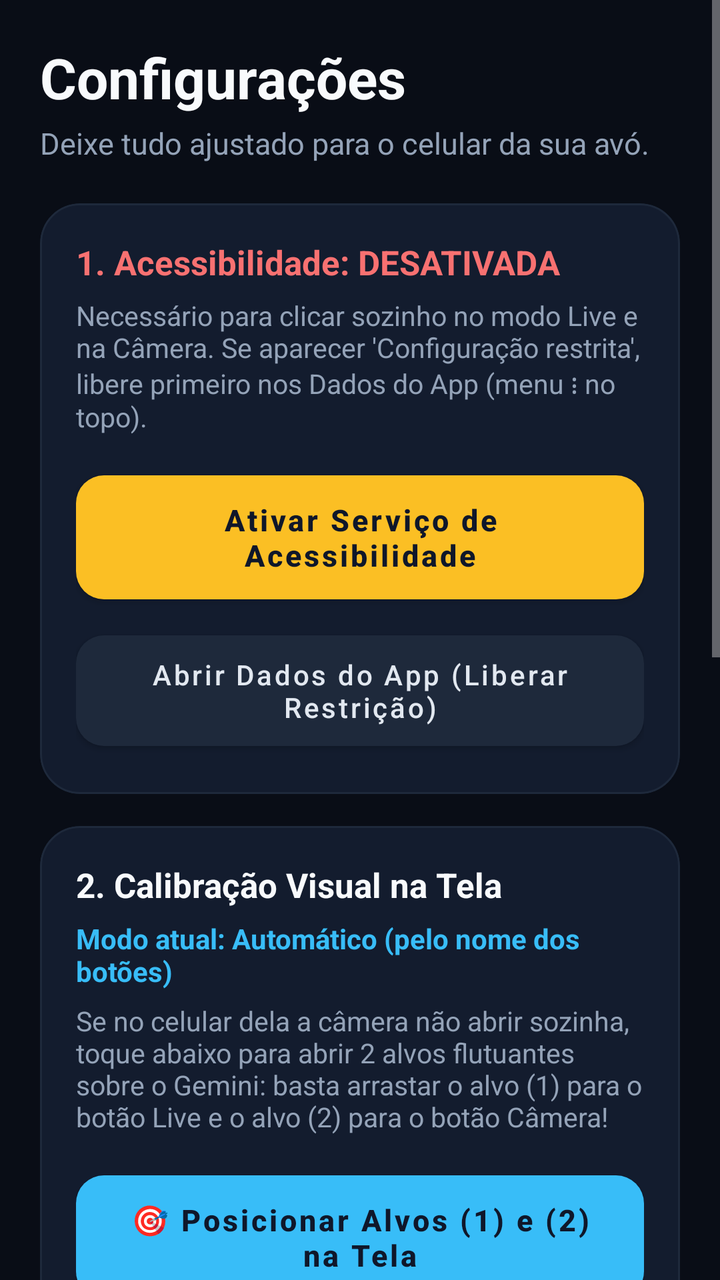
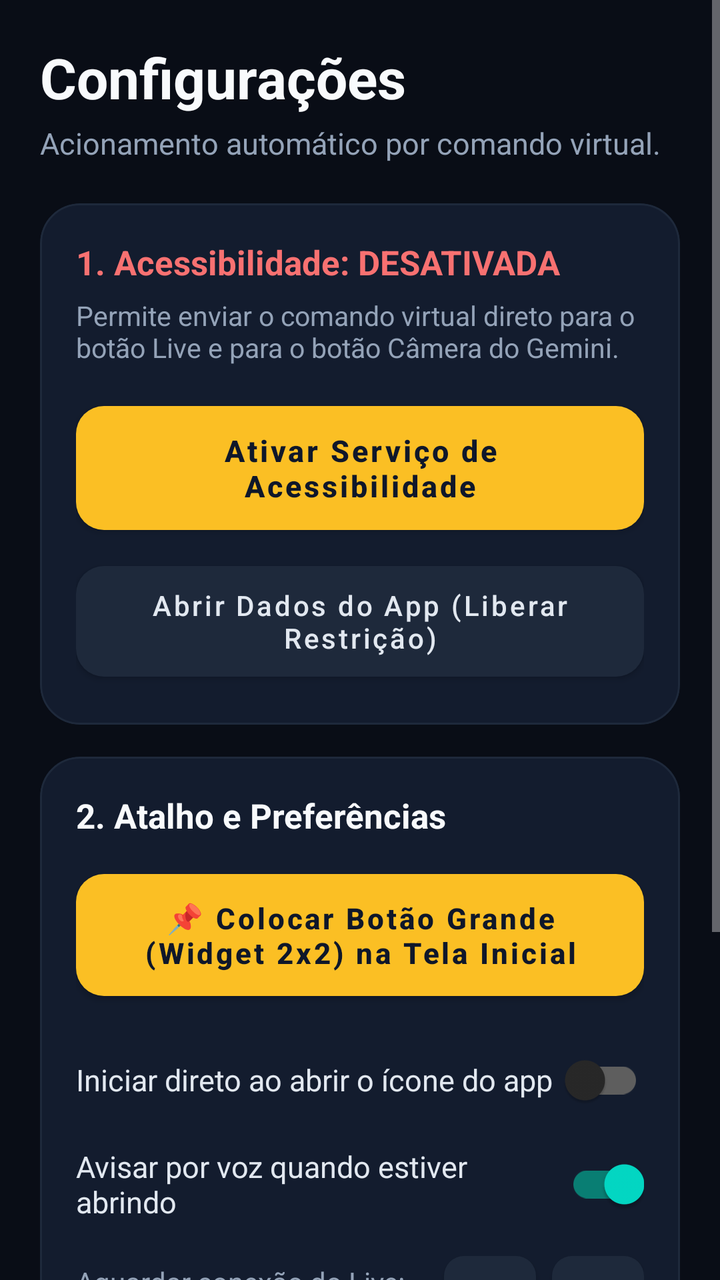

An Android layout rendered at two revisions. The XML below is the earlier revision; the diff shows what the commit changed to produce the second picture.
<!-- AndroidManifest.xml: application theme Theme.OlhosDaVo -->
<!-- res/layout/activity_settings.xml -->
<?xml version="1.0" encoding="utf-8"?>
<ScrollView xmlns:android="http://schemas.android.com/apk/res/android"
    xmlns:app="http://schemas.android.com/apk/res-auto"
    android:layout_width="match_parent"
    android:layout_height="match_parent"
    android:background="#090D16"
    android:fillViewport="true">

    <LinearLayout
        android:layout_width="match_parent"
        android:layout_height="wrap_content"
        android:orientation="vertical"
        android:padding="20dp">

        
        <TextView
            android:layout_width="match_parent"
            android:layout_height="wrap_content"
            android:text="Configurações"
            android:textColor="#F8FAFC"
            android:textSize="28sp"
            android:textStyle="bold" />

        <TextView
            android:layout_width="match_parent"
            android:layout_height="wrap_content"
            android:layout_marginTop="4dp"
            android:text="Deixe tudo ajustado para o celular da sua avó."
            android:textColor="#94A3B8"
            android:textSize="15sp" />

        
        <com.google.android.material.card.MaterialCardView
            android:layout_width="match_parent"
            android:layout_height="wrap_content"
            android:layout_marginTop="20dp"
            app:cardBackgroundColor="#131C2E"
            app:cardCornerRadius="20dp"
            app:cardElevation="0dp"
            app:strokeColor="#1E293B"
            app:strokeWidth="1dp">

            <LinearLayout
                android:layout_width="match_parent"
                android:layout_height="wrap_content"
                android:orientation="vertical"
                android:padding="18dp">

                <TextView
                    android:id="@+id/tvServiceStatus"
                    android:layout_width="match_parent"
                    android:layout_height="wrap_content"
                    android:text="1. Acessibilidade: DESATIVADA"
                    android:textColor="#F87171"
                    android:textSize="17sp"
                    android:textStyle="bold" />

                <TextView
                    android:layout_width="match_parent"
                    android:layout_height="wrap_content"
                    android:layout_marginTop="6dp"
                    android:text="Necessário para clicar sozinho no modo Live e na Câmera. Se aparecer 'Configuração restrita', libere primeiro nos Dados do App (menu ⋮ no topo)."
                    android:textColor="#94A3B8"
                    android:textSize="13.5sp" />

                <com.google.android.material.button.MaterialButton
                    android:id="@+id/btnOpenAccessibility"
                    android:layout_width="match_parent"
                    android:layout_height="wrap_content"
                    android:layout_marginTop="14dp"
                    android:paddingVertical="12dp"
                    android:text="Ativar Serviço de Acessibilidade"
                    android:textAllCaps="false"
                    android:textColor="#0F172A"
                    android:textSize="15sp"
                    android:textStyle="bold"
                    app:backgroundTint="#FBBF24"
                    app:cornerRadius="14dp" />

                <com.google.android.material.button.MaterialButton
                    android:id="@+id/btnOpenAppDetails"
                    android:layout_width="match_parent"
                    android:layout_height="wrap_content"
                    android:layout_marginTop="6dp"
                    android:paddingVertical="10dp"
                    android:text="Abrir Dados do App (Liberar Restrição)"
                    android:textAllCaps="false"
                    android:textColor="#E2E8F0"
                    android:textSize="14sp"
                    app:backgroundTint="#1E293B"
                    app:cornerRadius="14dp" />
            </LinearLayout>
        </com.google.android.material.card.MaterialCardView>

        
        <com.google.android.material.card.MaterialCardView
            android:layout_width="match_parent"
            android:layout_height="wrap_content"
            android:layout_marginTop="16dp"
            app:cardBackgroundColor="#131C2E"
            app:cardCornerRadius="20dp"
            app:cardElevation="0dp"
            app:strokeColor="#1E293B"
            app:strokeWidth="1dp">

            <LinearLayout
                android:layout_width="match_parent"
                android:layout_height="wrap_content"
                android:orientation="vertical"
                android:padding="18dp">

                <TextView
                    android:layout_width="match_parent"
                    android:layout_height="wrap_content"
                    android:text="2. Calibração Visual na Tela"
                    android:textColor="#F8FAFC"
                    android:textSize="17sp"
                    android:textStyle="bold" />

                <TextView
                    android:id="@+id/tvCalibrationStatus"
                    android:layout_width="match_parent"
                    android:layout_height="wrap_content"
                    android:layout_marginTop="6dp"
                    android:text="Modo atual: Automático (pelo nome dos botões)"
                    android:textColor="#38BDF8"
                    android:textSize="14sp"
                    android:textStyle="bold" />

                <TextView
                    android:layout_width="match_parent"
                    android:layout_height="wrap_content"
                    android:layout_marginTop="6dp"
                    android:text="Se no celular dela a câmera não abrir sozinha, toque abaixo para abrir 2 alvos flutuantes sobre o Gemini: basta arrastar o alvo (1) para o botão Live e o alvo (2) para o botão Câmera!"
                    android:textColor="#94A3B8"
                    android:textSize="13.5sp" />

                <com.google.android.material.button.MaterialButton
                    android:id="@+id/btnVisualCalibrate"
                    android:layout_width="match_parent"
                    android:layout_height="wrap_content"
                    android:layout_marginTop="14dp"
                    android:paddingVertical="12dp"
                    android:text="🎯 Posicionar Alvos (1) e (2) na Tela"
                    android:textAllCaps="false"
                    android:textColor="#0F172A"
                    android:textSize="15sp"
                    android:textStyle="bold"
                    app:backgroundTint="#38BDF8"
                    app:cornerRadius="14dp" />

                <com.google.android.material.button.MaterialButton
                    android:id="@+id/btnResetCalibration"
                    android:layout_width="match_parent"
                    android:layout_height="wrap_content"
                    android:layout_marginTop="6dp"
                    android:text="Voltar para Detecção Automática"
                    android:textAllCaps="false"
                    android:textColor="#94A3B8"
                    android:textSize="13sp"
                    app:backgroundTint="#1E293B"
                    app:cornerRadius="14dp" />

                
                <LinearLayout
                    android:layout_width="match_parent"
                    android:layout_height="wrap_content"
                    android:layout_marginTop="12dp"
                    android:gravity="center_vertical"
                    android:orientation="horizontal">

                    <TextView
                        android:id="@+id/tvDelayLabel"
                        android:layout_width="0dp"
                        android:layout_height="wrap_content"
                        android:layout_weight="1"
                        android:text="Espera para clicar na câmera: 2.8s"
                        android:textColor="#E2E8F0"
                        android:textSize="14sp" />

                    <com.google.android.material.button.MaterialButton
                        android:id="@+id/btnDelayMinus"
                        android:layout_width="48dp"
                        android:layout_height="44dp"
                        android:insetTop="0dp"
                        android:insetBottom="0dp"
                        android:padding="0dp"
                        android:text="−"
                        android:textColor="#FFFFFF"
                        android:textSize="18sp"
                        app:backgroundTint="#1E293B"
                        app:cornerRadius="10dp" />

                    <com.google.android.material.button.MaterialButton
                        android:id="@+id/btnDelayPlus"
                        android:layout_width="48dp"
                        android:layout_height="44dp"
                        android:layout_marginStart="8dp"
                        android:insetTop="0dp"
                        android:insetBottom="0dp"
                        android:padding="0dp"
                        android:text="+"
                        android:textColor="#FFFFFF"
                        android:textSize="18sp"
                        app:backgroundTint="#1E293B"
                        app:cornerRadius="10dp" />
                </LinearLayout>

            </LinearLayout>
        </com.google.android.material.card.MaterialCardView>

        
        <com.google.android.material.card.MaterialCardView
            android:layout_width="match_parent"
            android:layout_height="wrap_content"
            android:layout_marginTop="16dp"
            app:cardBackgroundColor="#131C2E"
            app:cardCornerRadius="20dp"
            app:cardElevation="0dp"
            app:strokeColor="#1E293B"
            app:strokeWidth="1dp">

            <LinearLayout
                android:layout_width="match_parent"
                android:layout_height="wrap_content"
                android:orientation="vertical"
                android:padding="18dp">

                <TextView
                    android:layout_width="match_parent"
                    android:layout_height="wrap_content"
                    android:text="3. Tela Inicial e Voz"
                    android:textColor="#F8FAFC"
                    android:textSize="17sp"
                    android:textStyle="bold" />

                <com.google.android.material.button.MaterialButton
                    android:id="@+id/btnPinWidget"
                    android:layout_width="match_parent"
                    android:layout_height="wrap_content"
                    android:layout_marginTop="12dp"
                    android:paddingVertical="12dp"
                    android:text="📌 Colocar Botão Grande (Widget 2x2) na Tela Inicial"
                    android:textAllCaps="false"
                    android:textColor="#0F172A"
                    android:textSize="14.5sp"
                    android:textStyle="bold"
                    app:backgroundTint="#FBBF24"
                    app:cornerRadius="14dp" />

                <com.google.android.material.switchmaterial.SwitchMaterial
                    android:id="@+id/swAutoLaunchOnOpen"
                    android:layout_width="match_parent"
                    android:layout_height="wrap_content"
                    android:layout_marginTop="12dp"
                    android:text="Iniciar direto ao abrir o ícone do app"
                    android:textColor="#E2E8F0"
                    android:textSize="15sp" />

                <com.google.android.material.switchmaterial.SwitchMaterial
                    android:id="@+id/swVoiceFeedback"
                    android:layout_width="match_parent"
                    android:layout_height="wrap_content"
                    android:layout_marginTop="4dp"
                    android:checked="true"
                    android:text="Avisar por voz quando estiver abrindo"
                    android:textColor="#E2E8F0"
                    android:textSize="15sp" />
            </LinearLayout>
        </com.google.android.material.card.MaterialCardView>

        
        <com.google.android.material.button.MaterialButton
            android:id="@+id/btnTestNow"
            android:layout_width="match_parent"
            android:layout_height="wrap_content"
            android:layout_marginTop="20dp"
            android:paddingVertical="14dp"
            android:text="▶ Testar Abertura Agora"
            android:textAllCaps="false"
            android:textColor="#052E16"
            android:textSize="16sp"
            android:textStyle="bold"
            app:backgroundTint="#4ADE80"
            app:cornerRadius="16dp" />

        <com.google.android.material.button.MaterialButton
            android:id="@+id/btnCloseSettings"
            android:layout_width="match_parent"
            android:layout_height="wrap_content"
            android:layout_marginTop="8dp"
            android:layout_marginBottom="24dp"
            android:paddingVertical="12dp"
            android:text="Voltar para a Tela Principal"
            android:textAllCaps="false"
            android:textColor="#E2E8F0"
            android:textSize="15sp"
            app:backgroundTint="#1E293B"
            app:cornerRadius="16dp" />

    </LinearLayout>
</ScrollView>
<!-- resources referenced by this layout -->
<resources>
  <style name="Theme.OlhosDaVo" parent="Theme.MaterialComponents.NoActionBar">
          <item name="colorPrimary">#FFD600</item>
          <item name="colorPrimaryVariant">#FFAB00</item>
          <item name="colorOnPrimary">#000000</item>
          <item name="android:statusBarColor">#000000</item>
          <item name="android:navigationBarColor">#000000</item>
          <item name="android:windowBackground">#000000</item>
      </style>
</resources>

<!-- the commit's change to res/layout/activity_settings.xml (unified diff, before → after) -->
@@ -25,7 +25,7 @@
             android:layout_width="match_parent"
             android:layout_height="wrap_content"
             android:layout_marginTop="4dp"
-            android:text="Deixe tudo ajustado para o celular da sua avó."
+            android:text="Acionamento automático por comando virtual."
             android:textColor="#94A3B8"
             android:textSize="15sp" />
 
@@ -59,7 +59,7 @@
                     android:layout_width="match_parent"
                     android:layout_height="wrap_content"
                     android:layout_marginTop="6dp"
-                    android:text="Necessário para clicar sozinho no modo Live e na Câmera. Se aparecer 'Configuração restrita', libere primeiro nos Dados do App (menu ⋮ no topo)."
+                    android:text="Permite enviar o comando virtual direto para o botão Live e para o botão Câmera do Gemini."
                     android:textColor="#94A3B8"
                     android:textSize="13.5sp" />
 
@@ -112,54 +112,43 @@
                 <TextView
                     android:layout_width="match_parent"
                     android:layout_height="wrap_content"
-                    android:text="2. Calibração Visual na Tela"
+                    android:text="2. Atalho e Preferências"
                     android:textColor="#F8FAFC"
                     android:textSize="17sp"
                     android:textStyle="bold" />
 
-                <TextView
-                    android:id="@+id/tvCalibrationStatus"
-                    android:layout_width="match_parent"
-                    android:layout_height="wrap_content"
-                    android:layout_marginTop="6dp"
-                    android:text="Modo atual: Automático (pelo nome dos botões)"
-                    android:textColor="#38BDF8"
-                    android:textSize="14sp"
-                    android:textStyle="bold" />
-
-                <TextView
-                    android:layout_width="match_parent"
-                    android:layout_height="wrap_content"
-                    android:layout_marginTop="6dp"
-                    android:text="Se no celular dela a câmera não abrir sozinha, toque abaixo para abrir 2 alvos flutuantes sobre o Gemini: basta arrastar o alvo (1) para o botão Live e o alvo (2) para o botão Câmera!"
-                    android:textColor="#94A3B8"
-                    android:textSize="13.5sp" />
-
                 <com.google.android.material.button.MaterialButton
-                    android:id="@+id/btnVisualCalibrate"
-                    android:layout_width="match_parent"
-                    android:layout_height="wrap_content"
-                    android:layout_marginTop="14dp"
+                    android:id="@+id/btnPinWidget"
+                    android:layout_width="match_parent"
+                    android:layout_height="wrap_content"
+                    android:layout_marginTop="12dp"
                     android:paddingVertical="12dp"
-                    android:text="🎯 Posicionar Alvos (1) e (2) na Tela"
+                    android:text="📌 Colocar Botão Grande (Widget 2x2) na Tela Inicial"
                     android:textAllCaps="false"
                     android:textColor="#0F172A"
-                    android:textSize="15sp"
+                    android:textSize="14.5sp"
                     android:textStyle="bold"
-                    app:backgroundTint="#38BDF8"
+                    app:backgroundTint="#FBBF24"
                     app:cornerRadius="14dp" />
 
-                <com.google.android.material.button.MaterialButton
-                    android:id="@+id/btnResetCalibration"
-                    android:layout_width="match_parent"
-                    android:layout_height="wrap_content"
-                    android:layout_marginTop="6dp"
-                    android:text="Voltar para Detecção Automática"
-                    android:textAllCaps="false"
-                    android:textColor="#94A3B8"
-                    android:textSize="13sp"
-                    app:backgroundTint="#1E293B"
-                    app:cornerRadius="14dp" />
+                <com.google.android.material.switchmaterial.SwitchMaterial
+                    android:id="@+id/swAutoLaunchOnOpen"
+                    android:layout_width="match_parent"
+                    android:layout_height="wrap_content"
+                    android:layout_marginTop="12dp"
+                    android:text="Iniciar direto ao abrir o ícone do app"
+                    android:textColor="#E2E8F0"
+                    android:textSize="15sp" />
+
+                <com.google.android.material.switchmaterial.SwitchMaterial
+                    android:id="@+id/swVoiceFeedback"
+                    android:layout_width="match_parent"
+                    android:layout_height="wrap_content"
+                    android:layout_marginTop="4dp"
+                    android:checked="true"
+                    android:text="Avisar por voz quando estiver abrindo"
+                    android:textColor="#E2E8F0"
+                    android:textSize="15sp" />
 
                 
                 <LinearLayout
@@ -174,14 +163,14 @@
                         android:layout_width="0dp"
                         android:layout_height="wrap_content"
                         android:layout_weight="1"
-                        android:text="Espera para clicar na câmera: 2.8s"
-                        android:textColor="#E2E8F0"
+                        android:text="Aguardar conexão do Live: 2.5s"
+                        android:textColor="#94A3B8"
                         android:textSize="14sp" />
 
                     <com.google.android.material.button.MaterialButton
                         android:id="@+id/btnDelayMinus"
-                        android:layout_width="48dp"
-                        android:layout_height="44dp"
+                        android:layout_width="46dp"
+                        android:layout_height="42dp"
                         android:insetTop="0dp"
                         android:insetBottom="0dp"
                         android:padding="0dp"
@@ -193,8 +182,8 @@
 
                     <com.google.android.material.button.MaterialButton
                         android:id="@+id/btnDelayPlus"
-                        android:layout_width="48dp"
-                        android:layout_height="44dp"
+                        android:layout_width="46dp"
+                        android:layout_height="42dp"
                         android:layout_marginStart="8dp"
                         android:insetTop="0dp"
                         android:insetBottom="0dp"
@@ -210,66 +199,6 @@
         </com.google.android.material.card.MaterialCardView>
 
         
-        <com.google.android.material.card.MaterialCardView
-            android:layout_width="match_parent"
-            android:layout_height="wrap_content"
-            android:layout_marginTop="16dp"
-            app:cardBackgroundColor="#131C2E"
-            app:cardCornerRadius="20dp"
-            app:cardElevation="0dp"
-            app:strokeColor="#1E293B"
-            app:strokeWidth="1dp">
-
-            <LinearLayout
-                android:layout_width="match_parent"
-                android:layout_height="wrap_content"
-                android:orientation="vertical"
-                android:padding="18dp">
-
-                <TextView
-                    android:layout_width="match_parent"
-                    android:layout_height="wrap_content"
-                    android:text="3. Tela Inicial e Voz"
-                    android:textColor="#F8FAFC"
-                    android:textSize="17sp"
-                    android:textStyle="bold" />
-
-                <com.google.android.material.button.MaterialButton
-                    android:id="@+id/btnPinWidget"
-                    android:layout_width="match_parent"
-                    android:layout_height="wrap_content"
-                    android:layout_marginTop="12dp"
-                    android:paddingVertical="12dp"
-                    android:text="📌 Colocar Botão Grande (Widget 2x2) na Tela Inicial"
-                    android:textAllCaps="false"
-                    android:textColor="#0F172A"
-                    android:textSize="14.5sp"
-                    android:textStyle="bold"
-                    app:backgroundTint="#FBBF24"
-                    app:cornerRadius="14dp" />
-
-                <com.google.android.material.switchmaterial.SwitchMaterial
-                    android:id="@+id/swAutoLaunchOnOpen"
-                    android:layout_width="match_parent"
-                    android:layout_height="wrap_content"
-                    android:layout_marginTop="12dp"
-                    android:text="Iniciar direto ao abrir o ícone do app"
-                    android:textColor="#E2E8F0"
-                    android:textSize="15sp" />
-
-                <com.google.android.material.switchmaterial.SwitchMaterial
-                    android:id="@+id/swVoiceFeedback"
-                    android:layout_width="match_parent"
-                    android:layout_height="wrap_content"
-                    android:layout_marginTop="4dp"
-                    android:checked="true"
-                    android:text="Avisar por voz quando estiver abrindo"
-                    android:textColor="#E2E8F0"
-                    android:textSize="15sp" />
-            </LinearLayout>
-        </com.google.android.material.card.MaterialCardView>
-
-        
         <com.google.android.material.button.MaterialButton
             android:id="@+id/btnTestNow"
             android:layout_width="match_parent"
